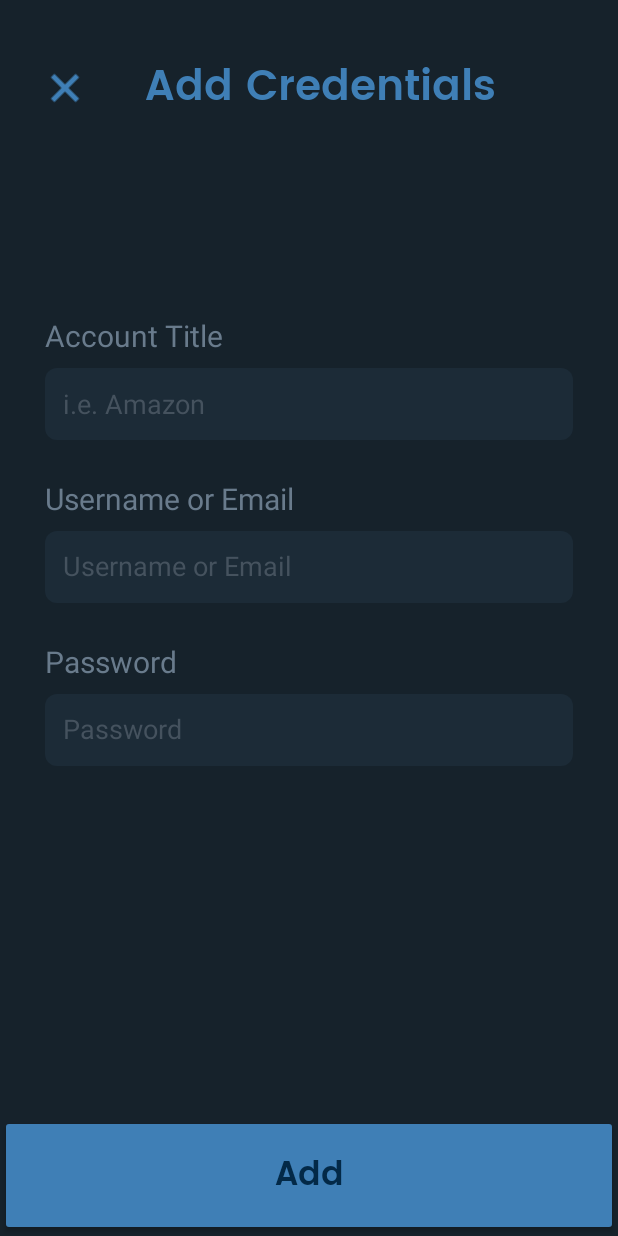
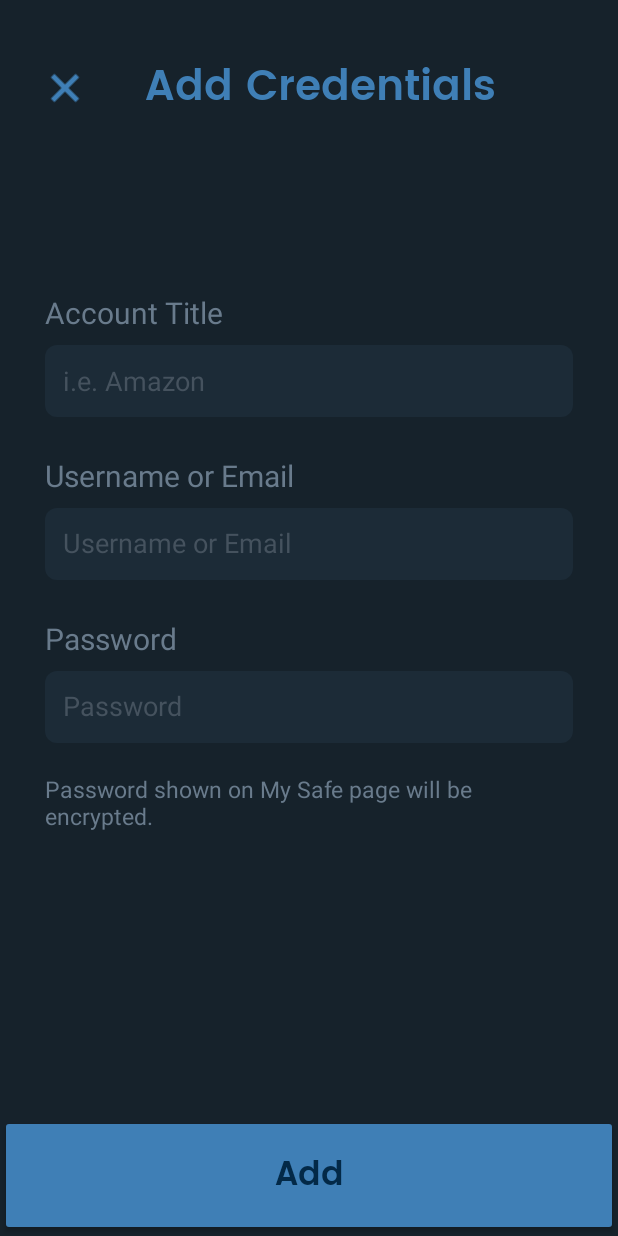
Before and after one commit to StevenCherian/SecureSafe, an Android app: the AddCredentialsActivity screen opened directly, with no data from a screen before it, on a phone screen of 412 x 824 dp. Run offline under Robolectric (Android 15) with nearby library versions, the phone set to English and light mode, and no system bars.

Commit message:
Added message to add credentials page

```diff
--- a/app/src/main/res/layout/activity_add_credentials.xml
+++ b/app/src/main/res/layout/activity_add_credentials.xml
@@ -153,6 +153,18 @@
             app:boxBackgroundMode="none"
             tools:ignore="DuplicateSpeakableTextCheck" />
 
+        <TextView
+            android:id="@+id/InfoLabel"
+            android:layout_width="wrap_content"
+            android:layout_height="wrap_content"
+            android:layout_gravity="center_horizontal"
+            android:layout_marginStart="30dp"
+            android:layout_marginTop="20dp"
+            android:layout_marginEnd="30dp"
+            android:text="Password shown on My Safe page will be encrypted."
+            android:textColor="#697B8C"
+            android:textSize="15sp" />
+
     </LinearLayout>
 
 </androidx.constraintlayout.widget.ConstraintLayout>
```
